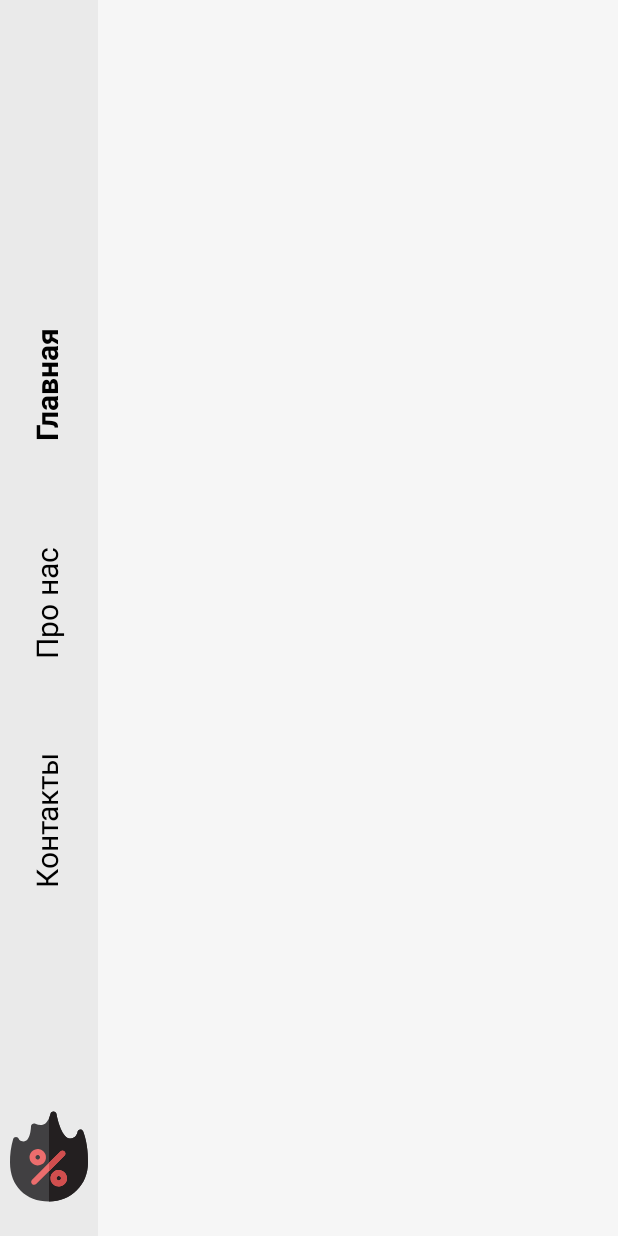
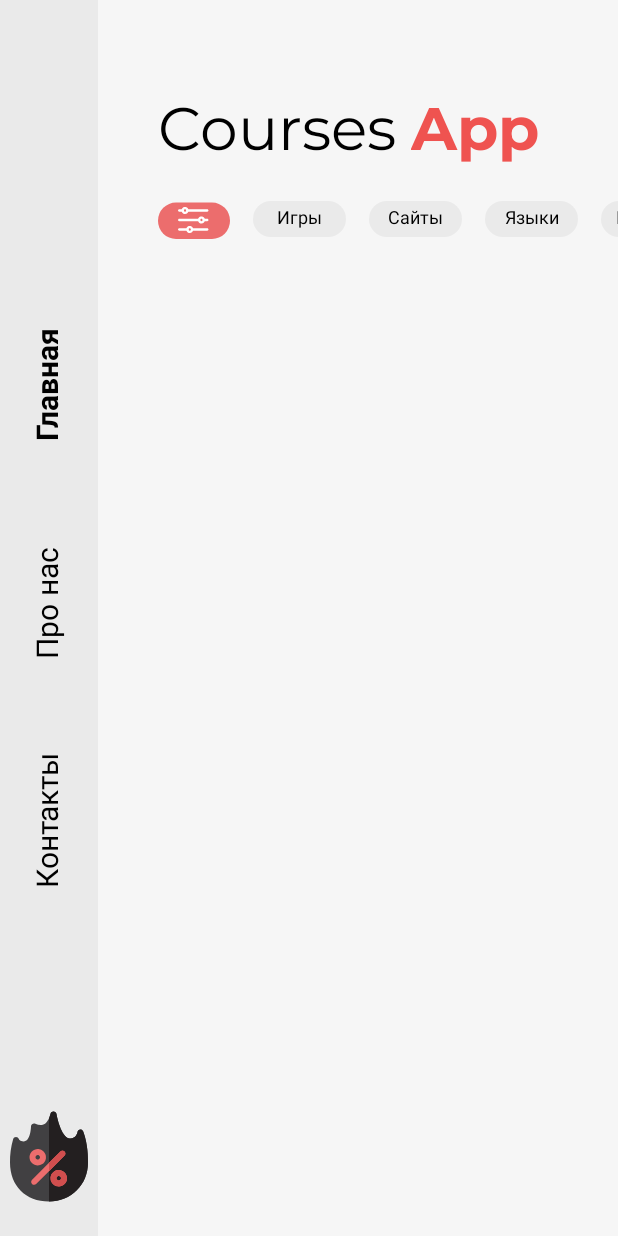
Before and after one commit to ArtemPDN/E-Commerce, an Android app: the screen it shows after launch (MainActivity), on a phone screen of 412 x 824 dp. Run offline under Robolectric (Android 15) with nearby library versions, the phone set to English and light mode, and no system bars.

Commit message:
Готовы надписи в левом меню и прокрутка

```diff
--- a/app/src/main/java/com/artempdn/e_commerce/MainActivity.java
+++ b/app/src/main/java/com/artempdn/e_commerce/MainActivity.java
@@ -1,14 +1,40 @@
 package com.artempdn.e_commerce;
 
 import androidx.appcompat.app.AppCompatActivity;
+import androidx.recyclerview.widget.LinearLayoutManager;
+import androidx.recyclerview.widget.RecyclerView;
 
 import android.os.Bundle;
 
+import com.artempdn.e_commerce.adapter.CategoryAdapter;
+import com.artempdn.e_commerce.model.Category;
+
+import java.util.ArrayList;
+import java.util.List;
+
 public class MainActivity extends AppCompatActivity {
 
+    RecyclerView categoryRecycler;
+    CategoryAdapter categoryAdapter;
     @Override
     protected void onCreate(Bundle savedInstanceState) {
         super.onCreate(savedInstanceState);
         setContentView(R.layout.activity_main);
+        List<Category> categoryList = new ArrayList<>();
+        categoryList.add(new Category(1,"Игры"));
+        categoryList.add(new Category(2,"Сайты"));
+        categoryList.add(new Category(3,"Языки"));
+        categoryList.add(new Category(4,"Прочее"));
+        categoryList.add(new Category(5,"От себя добавил"));
+
+        setCategoryRecycler(categoryList);
+    }
+
+    private void setCategoryRecycler(List<Category> categoryList) {
+        RecyclerView.LayoutManager layoutManager = new LinearLayoutManager(this,RecyclerView.HORIZONTAL,false);
+        categoryRecycler = findViewById(R.id.categoryRecycler);
+        categoryRecycler.setLayoutManager(layoutManager);
+        categoryAdapter = new CategoryAdapter(this,categoryList);
+        categoryRecycler.setAdapter(categoryAdapter);
     }
 }
--- /dev/null
+++ b/app/src/main/java/com/artempdn/e_commerce/adapter/CategoryAdapter.java
@@ -0,0 +1,54 @@
+package com.artempdn.e_commerce.adapter;
+
+import android.content.Context;
+import android.view.LayoutInflater;
+import android.view.View;
+import android.view.ViewGroup;
+import android.widget.TextView;
+
+import androidx.annotation.NonNull;
+import androidx.recyclerview.widget.RecyclerView;
+
+import com.artempdn.e_commerce.R;
+import com.artempdn.e_commerce.model.Category;
+
+import java.util.List;
+
+public class CategoryAdapter extends RecyclerView.Adapter<CategoryAdapter.CategoryViewHolder> {
+
+    Context context;
+    List<Category> categories;
+
+    public CategoryAdapter(Context context, List<Category> categories) {
+        this.context = context;
+        this.categories = categories;
+    }
+
+    @NonNull
+    @Override
+    public CategoryViewHolder onCreateViewHolder(@NonNull ViewGroup parent, int viewType) {
+        View categoryItems = LayoutInflater.from(context).inflate(R.layout.category_item,parent,false);
+        return new CategoryViewHolder(categoryItems);
+    }
+
+    @Override
+    public void onBindViewHolder(@NonNull CategoryViewHolder holder, int position) {
+        holder.categoryTitle.setText(categories.get(position).getTitle());
+    }
+
+    @Override
+    public int getItemCount() {
+        return categories.size();
+    }
+
+    public static final class CategoryViewHolder extends RecyclerView.ViewHolder{
+
+        TextView categoryTitle;
+
+        public CategoryViewHolder(@NonNull View itemView) {
+            super(itemView);
+            categoryTitle = itemView.findViewById(R.id.categoryTitle);
+        }
+    }
+
+}
--- /dev/null
+++ b/app/src/main/java/com/artempdn/e_commerce/model/Category.java
@@ -0,0 +1,20 @@
+package com.artempdn.e_commerce.model;
+
+public class Category {
+
+    int id;
+    String title;
+
+    public Category(int id, String title) {
+        this.id = id;
+        this.title = title;
+    }
+
+    public int getId() { return id; }
+
+    public void setId(int id) { this.id = id; }
+
+    public String getTitle() { return title; }
+
+    public void setTitle(String title) { this.title = title; }
+}
--- /dev/null
+++ b/app/src/main/res/drawable/ic_filter.xml
@@ -0,0 +1,36 @@
+<vector xmlns:android="http://schemas.android.com/apk/res/android"
+    android:width="48dp"
+    android:height="25dp"
+    android:viewportWidth="48"
+    android:viewportHeight="25">
+  <path
+      android:pathData="M12,1L36,1A12,12 0,0 1,48 13L48,13A12,12 0,0 1,36 25L12,25A12,12 0,0 1,0 13L0,13A12,12 0,0 1,12 1z"
+      android:fillColor="#EC6D6D"/>
+  <path
+      android:pathData="M32.875,7.0313H19.5938C19.3865,7.0313 19.1878,6.9489 19.0413,6.8024C18.8948,6.6559 18.8125,6.4572 18.8125,6.25C18.8125,6.0428 18.8948,5.8441 19.0413,5.6976C19.1878,5.5511 19.3865,5.4688 19.5938,5.4688H32.875C33.0822,5.4688 33.2809,5.5511 33.4274,5.6976C33.5739,5.8441 33.6562,6.0428 33.6562,6.25C33.6562,6.4572 33.5739,6.6559 33.4274,6.8024C33.2809,6.9489 33.0822,7.0313 32.875,7.0313Z"
+      android:fillColor="#ffffff"/>
+  <path
+      android:pathData="M16.4688,7.0313H14.125C13.9178,7.0313 13.7191,6.9489 13.5726,6.8024C13.4261,6.6559 13.3438,6.4572 13.3438,6.25C13.3438,6.0428 13.4261,5.8441 13.5726,5.6976C13.7191,5.5511 13.9178,5.4688 14.125,5.4688H16.4688C16.676,5.4688 16.8747,5.5511 17.0212,5.6976C17.1677,5.8441 17.25,6.0428 17.25,6.25C17.25,6.4572 17.1677,6.6559 17.0212,6.8024C16.8747,6.9489 16.676,7.0313 16.4688,7.0313Z"
+      android:fillColor="#ffffff"/>
+  <path
+      android:pathData="M27.4062,13.2812H14.125C13.9178,13.2812 13.7191,13.1989 13.5726,13.0524C13.4261,12.9059 13.3438,12.7072 13.3438,12.5C13.3438,12.2928 13.4261,12.0941 13.5726,11.9476C13.7191,11.8011 13.9178,11.7188 14.125,11.7188H27.4062C27.6135,11.7188 27.8122,11.8011 27.9587,11.9476C28.1052,12.0941 28.1875,12.2928 28.1875,12.5C28.1875,12.7072 28.1052,12.9059 27.9587,13.0524C27.8122,13.1989 27.6135,13.2812 27.4062,13.2812Z"
+      android:fillColor="#ffffff"/>
+  <path
+      android:pathData="M19.5938,19.5312H14.125C13.9178,19.5312 13.7191,19.4489 13.5726,19.3024C13.4261,19.1559 13.3438,18.9572 13.3438,18.75C13.3438,18.5428 13.4261,18.3441 13.5726,18.1976C13.7191,18.0511 13.9178,17.9688 14.125,17.9688H19.5938C19.801,17.9688 19.9997,18.0511 20.1462,18.1976C20.2927,18.3441 20.375,18.5428 20.375,18.75C20.375,18.9572 20.2927,19.1559 20.1462,19.3024C19.9997,19.4489 19.801,19.5312 19.5938,19.5312Z"
+      android:fillColor="#ffffff"/>
+  <path
+      android:pathData="M18.0313,8.5938C17.5677,8.5938 17.1146,8.4563 16.7291,8.1988C16.3437,7.9412 16.0433,7.5752 15.8659,7.1469C15.6885,6.7186 15.6421,6.2474 15.7325,5.7928C15.823,5.3381 16.0462,4.9205 16.374,4.5927C16.7017,4.2649 17.1194,4.0417 17.574,3.9513C18.0287,3.8609 18.4999,3.9073 18.9282,4.0847C19.3564,4.2621 19.7225,4.5625 19.98,4.9479C20.2375,5.3333 20.375,5.7864 20.375,6.25C20.375,6.8716 20.1281,7.4677 19.6885,7.9073C19.249,8.3468 18.6529,8.5938 18.0313,8.5938ZM18.0313,5.4688C17.8767,5.4688 17.7257,5.5146 17.5972,5.6004C17.4687,5.6863 17.3686,5.8083 17.3095,5.951C17.2503,6.0938 17.2349,6.2509 17.265,6.4024C17.2952,6.554 17.3696,6.6932 17.4788,6.8024C17.5881,6.9117 17.7273,6.9861 17.8788,7.0162C18.0304,7.0464 18.1875,7.0309 18.3302,6.9718C18.473,6.9127 18.595,6.8125 18.6808,6.684C18.7667,6.5556 18.8125,6.4045 18.8125,6.25C18.8125,6.0428 18.7302,5.8441 18.5837,5.6976C18.4372,5.5511 18.2385,5.4688 18.0313,5.4688Z"
+      android:fillColor="#ffffff"/>
+  <path
+      android:pathData="M28.9688,14.8438C28.5052,14.8438 28.0521,14.7063 27.6666,14.4488C27.2812,14.1912 26.9808,13.8252 26.8034,13.3969C26.626,12.9687 26.5796,12.4974 26.67,12.0428C26.7605,11.5881 26.9837,11.1705 27.3115,10.8427C27.6392,10.5149 28.0569,10.2917 28.5115,10.2013C28.9662,10.1109 29.4374,10.1573 29.8657,10.3347C30.2939,10.5121 30.66,10.8125 30.9175,11.1979C31.175,11.5833 31.3125,12.0365 31.3125,12.5C31.3125,13.1216 31.0656,13.7177 30.626,14.1573C30.1865,14.5968 29.5904,14.8438 28.9688,14.8438ZM28.9688,11.7188C28.8142,11.7188 28.6632,11.7646 28.5347,11.8504C28.4062,11.9363 28.3061,12.0583 28.247,12.201C28.1878,12.3438 28.1724,12.5009 28.2025,12.6524C28.2327,12.804 28.3071,12.9432 28.4163,13.0524C28.5256,13.1617 28.6648,13.2361 28.8163,13.2662C28.9679,13.2964 29.125,13.2809 29.2677,13.2218C29.4105,13.1627 29.5325,13.0625 29.6183,12.934C29.7042,12.8056 29.75,12.6545 29.75,12.5C29.75,12.2928 29.6677,12.0941 29.5212,11.9476C29.3747,11.8011 29.176,11.7188 28.9688,11.7188Z"
+      android:fillColor="#ffffff"/>
+  <path
+      android:pathData="M21.1563,21.0938C20.6927,21.0938 20.2396,20.9563 19.8541,20.6988C19.4687,20.4412 19.1683,20.0752 18.9909,19.6469C18.8135,19.2187 18.7671,18.7474 18.8575,18.2928C18.948,17.8381 19.1712,17.4205 19.499,17.0927C19.8267,16.7649 20.2444,16.5417 20.699,16.4513C21.1537,16.3609 21.6249,16.4073 22.0532,16.5847C22.4814,16.7621 22.8475,17.0625 23.105,17.4479C23.3625,17.8333 23.5,18.2865 23.5,18.75C23.5,19.3716 23.2531,19.9677 22.8135,20.4073C22.374,20.8468 21.7779,21.0938 21.1563,21.0938ZM21.1563,17.9688C21.0017,17.9688 20.8507,18.0146 20.7222,18.1004C20.5937,18.1863 20.4936,18.3083 20.4345,18.451C20.3753,18.5938 20.3599,18.7509 20.39,18.9024C20.4202,19.054 20.4946,19.1932 20.6038,19.3024C20.7131,19.4117 20.8523,19.4861 21.0038,19.5162C21.1554,19.5464 21.3125,19.5309 21.4552,19.4718C21.598,19.4127 21.72,19.3125 21.8058,19.184C21.8917,19.0556 21.9375,18.9045 21.9375,18.75C21.9375,18.5428 21.8552,18.3441 21.7087,18.1976C21.5622,18.0511 21.3635,17.9688 21.1563,17.9688Z"
+      android:fillColor="#ffffff"/>
+  <path
+      android:pathData="M32.875,13.2812H30.5312C30.324,13.2812 30.1253,13.1989 29.9788,13.0524C29.8323,12.9059 29.75,12.7072 29.75,12.5C29.75,12.2928 29.8323,12.0941 29.9788,11.9476C30.1253,11.8011 30.324,11.7188 30.5312,11.7188H32.875C33.0822,11.7188 33.2809,11.8011 33.4274,11.9476C33.5739,12.0941 33.6562,12.2928 33.6562,12.5C33.6562,12.7072 33.5739,12.9059 33.4274,13.0524C33.2809,13.1989 33.0822,13.2812 32.875,13.2812Z"
+      android:fillColor="#ffffff"/>
+  <path
+      android:pathData="M32.875,19.5312H22.7188C22.5115,19.5312 22.3128,19.4489 22.1663,19.3024C22.0198,19.1559 21.9375,18.9572 21.9375,18.75C21.9375,18.5428 22.0198,18.3441 22.1663,18.1976C22.3128,18.0511 22.5115,17.9688 22.7188,17.9688H32.875C33.0822,17.9688 33.2809,18.0511 33.4274,18.1976C33.5739,18.3441 33.6562,18.5428 33.6562,18.75C33.6562,18.9572 33.5739,19.1559 33.4274,19.3024C33.2809,19.4489 33.0822,19.5312 32.875,19.5312Z"
+      android:fillColor="#ffffff"/>
+</vector>
--- /dev/null
+++ b/app/src/main/res/drawable/ic_gategory.xml
@@ -0,0 +1,9 @@
+<vector xmlns:android="http://schemas.android.com/apk/res/android"
+    android:width="62dp"
+    android:height="24dp"
+    android:viewportWidth="62"
+    android:viewportHeight="24">
+  <path
+      android:pathData="M12,0L50,0A12,12 0,0 1,62 12L62,12A12,12 0,0 1,50 24L12,24A12,12 0,0 1,0 12L0,12A12,12 0,0 1,12 0z"
+      android:fillColor="#EAEAEA"/>
+</vector>
--- a/app/src/main/res/layout/activity_main.xml
+++ b/app/src/main/res/layout/activity_main.xml
@@ -8,12 +8,14 @@
     tools:context=".MainActivity">
 
     <androidx.constraintlayout.widget.ConstraintLayout
+        android:id="@+id/constraintLayout"
         android:layout_width="65dp"
         android:layout_height="0dp"
         android:background="@color/asideBgColor"
         app:layout_constraintBottom_toBottomOf="parent"
         app:layout_constraintStart_toStartOf="parent"
         app:layout_constraintTop_toTopOf="parent">
+
 
         <ImageView
             android:id="@+id/imageView"
@@ -65,9 +67,57 @@
             android:text="@string/main_scene_text"
             android:textColor="@color/black"
             android:textSize="20sp"
+            android:textStyle="bold"
             app:layout_constraintBottom_toTopOf="@+id/about"
             app:layout_constraintEnd_toEndOf="parent"
             app:layout_constraintStart_toStartOf="parent" />
     </androidx.constraintlayout.widget.ConstraintLayout>
 
+    <TextView
+        android:id="@+id/logo_of_app_1"
+        android:layout_width="wrap_content"
+        android:layout_height="wrap_content"
+        android:layout_marginStart="40dp"
+        android:layout_marginTop="60dp"
+        android:fontFamily="@font/montserrat"
+        android:text="@string/logo_of_app_1"
+        android:textColor="@color/black"
+        android:textSize="40sp"
+        app:layout_constraintStart_toEndOf="@+id/constraintLayout"
+        app:layout_constraintTop_toTopOf="parent" />
+
+    <TextView
+        android:id="@+id/logo_of_app_2"
+        android:layout_width="wrap_content"
+        android:layout_height="wrap_content"
+        android:layout_marginStart="10dp"
+        android:layout_marginTop="60dp"
+        android:fontFamily="@font/montserrat_bold"
+        android:text="@string/logo_of_app_2"
+        android:textColor="#EF5350"
+        android:textSize="40sp"
+        app:layout_constraintStart_toEndOf="@+id/logo_of_app_1"
+        app:layout_constraintTop_toTopOf="parent" />
+
+    <ImageView
+        android:id="@+id/imageView2"
+        android:layout_width="wrap_content"
+        android:layout_height="wrap_content"
+        android:layout_marginStart="40dp"
+        android:layout_marginTop="15dp"
+        android:contentDescription="@string/sales_icon"
+        app:layout_constraintStart_toEndOf="@+id/constraintLayout"
+        app:layout_constraintTop_toBottomOf="@+id/logo_of_app_1"
+        app:srcCompat="@drawable/ic_filter"
+        tools:ignore="ImageContrastCheck" />
+
+    <androidx.recyclerview.widget.RecyclerView
+        android:id="@+id/categoryRecycler"
+        android:layout_width="0dp"
+        android:layout_height="0dp"
+        android:layout_marginStart="15dp"
+        app:layout_constraintBottom_toBottomOf="@+id/imageView2"
+        app:layout_constraintEnd_toEndOf="parent"
+        app:layout_constraintStart_toEndOf="@+id/imageView2"
+        app:layout_constraintTop_toTopOf="@+id/imageView2" />
 </androidx.constraintlayout.widget.ConstraintLayout>
--- /dev/null
+++ b/app/src/main/res/layout/category_item.xml
@@ -0,0 +1,30 @@
+<?xml version="1.0" encoding="utf-8"?>
+<androidx.constraintlayout.widget.ConstraintLayout xmlns:android="http://schemas.android.com/apk/res/android"
+    xmlns:app="http://schemas.android.com/apk/res-auto"
+    xmlns:tools="http://schemas.android.com/tools"
+    android:layout_width="wrap_content"
+    android:layout_marginEnd="15dp"
+    android:layout_height="wrap_content">
+
+    <ImageView
+        android:id="@+id/imageView3"
+        android:layout_width="wrap_content"
+        android:layout_height="wrap_content"
+        app:layout_constraintStart_toStartOf="parent"
+        app:layout_constraintTop_toTopOf="parent"
+        android:contentDescription="@string/sales_icon"
+        app:srcCompat="@drawable/ic_gategory" />
+
+    <TextView
+        android:id="@+id/categoryTitle"
+        android:layout_width="wrap_content"
+        android:layout_height="wrap_content"
+        android:fontFamily="@font/montserrat"
+        android:text="TextView"
+        android:textColor="@color/black"
+        android:textSize="12sp"
+        app:layout_constraintBottom_toBottomOf="@+id/imageView3"
+        app:layout_constraintEnd_toEndOf="@+id/imageView3"
+        app:layout_constraintStart_toStartOf="@+id/imageView3"
+        app:layout_constraintTop_toTopOf="@+id/imageView3" />
+</androidx.constraintlayout.widget.ConstraintLayout>
--- a/app/src/main/res/values/colors.xml
+++ b/app/src/main/res/values/colors.xml
@@ -9,4 +9,6 @@
     <color name="white">#FFFFFFFF</color>
     <color name="mainBgColor">#F6F6F6</color>
     <color name="asideBgColor">#EAEAEA</color>
+    <color name="color_of_logo_app">#EC6D6D</color>
+
 </resources>
--- a/app/src/main/res/values/strings.xml
+++ b/app/src/main/res/values/strings.xml
@@ -5,4 +5,7 @@
     <string name="contacts_text">Контакты</string>
     <string name="about_text">Про нас</string>
     <string name="main_scene_text">Главная</string>
+
+    <string name="logo_of_app_1">Courses</string>
+    <string name="logo_of_app_2">App</string>
 </resources>
```
